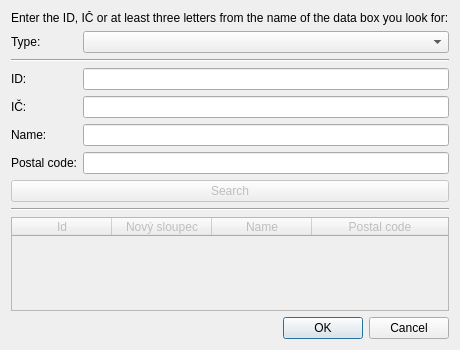
Before: the Qt Designer form src/gui/ui/dlg_ds_search.ui in psakar/datovka, drawn with Qt 5.
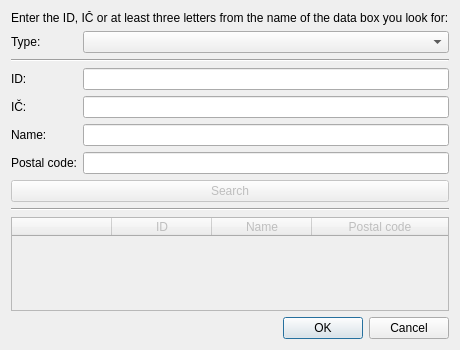
After: the same form once the commit is applied. Icons and pictures are not drawn.

Commit message: Added contact search dialog

```diff
--- a/src/gui/ui/dlg_ds_search.ui
+++ b/src/gui/ui/dlg_ds_search.ui
@@ -135,12 +135,12 @@
      </attribute>
      <column>
       <property name="text">
-       <string>Id</string>
+       <string/>
       </property>
      </column>
      <column>
       <property name="text">
-       <string>Nový sloupec</string>
+       <string>ID</string>
       </property>
      </column>
      <column>
```
The commit also changes 6 other files.
